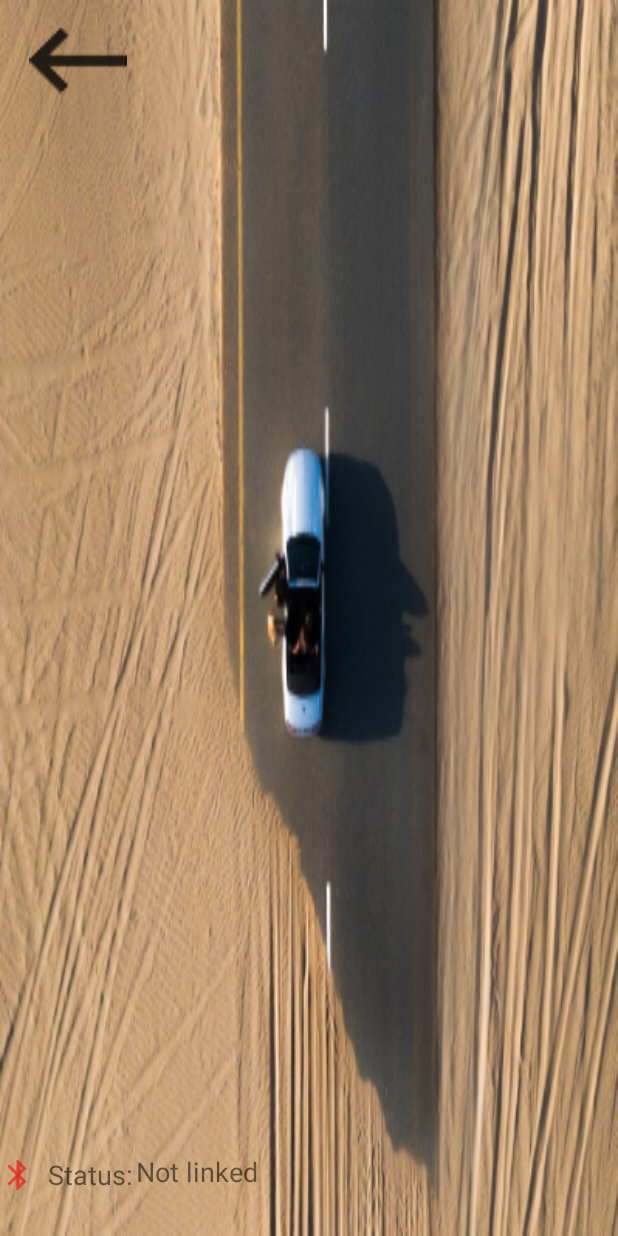
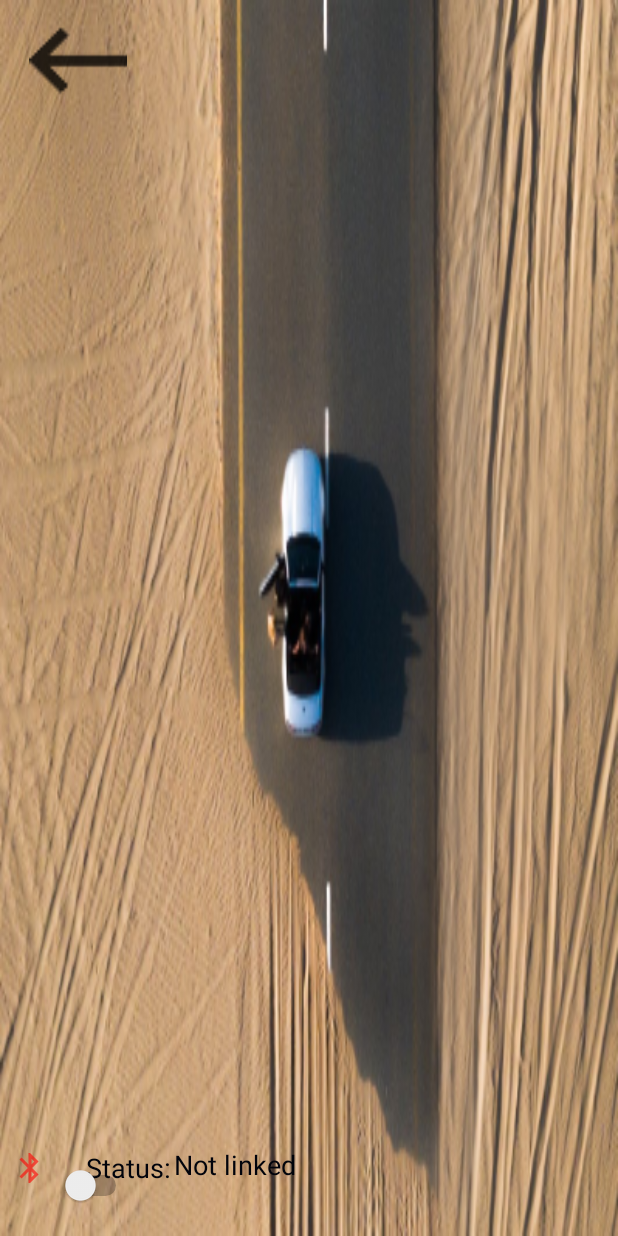
Before and after one commit to d7d8/IDG195-G7-RODRIGUEZ, an Android app: the layout activity_movimientoa.xml on its own in the app's theme, with its tools: preview values and no code run, on a phone screen of 412 x 824 dp. Run offline under Robolectric (Android 15) with nearby library versions, the light colour scheme and no system bars.

Commit message:
Agregados botones para conectar y desconectar el vehiculo

```diff
--- a/BluetoothControllerJB/app/build.gradle
+++ b/BluetoothControllerJB/app/build.gradle
@@ -6,7 +6,7 @@ android {
     compileSdkVersion 28
     defaultConfig {
         applicationId "olea.rodriguez.julio.bluetoothcontrollerjb"
-        minSdkVersion 16
+        minSdkVersion 23
         targetSdkVersion 28
         versionCode 1
         versionName "1.0"
@@ -22,13 +22,13 @@ android {
 
 dependencies {
     implementation fileTree(dir: 'libs', include: ['*.jar'])
-    implementation 'com.android.support:appcompat-v7:28.0.0-alpha1'
+    implementation 'com.android.support:appcompat-v7:28.0.0'
     implementation 'com.android.support.constraint:constraint-layout:1.1.3'
     implementation 'com.android.support:design:28.0.0'
     testImplementation 'junit:junit:4.12'
     androidTestImplementation 'com.android.support.test:runner:1.0.2'
     androidTestImplementation 'com.android.support.test.espresso:espresso-core:3.0.2'
-    compile "org.jetbrains.kotlin:kotlin-stdlib-jdk7:$kotlin_version"
+    implementation "org.jetbrains.kotlin:kotlin-stdlib-jdk7:$kotlin_version"
 }
 repositories {
     mavenCentral()
--- a/BluetoothControllerJB/app/src/main/res/layout/activity_movimientoa.xml
+++ b/BluetoothControllerJB/app/src/main/res/layout/activity_movimientoa.xml
@@ -221,53 +221,63 @@
         android:layout_width="wrap_content"
         android:layout_height="wrap_content"
         android:layout_marginStart="8dp"
-        android:layout_marginLeft="8dp"
         android:layout_marginTop="8dp"
         android:layout_marginEnd="8dp"
-        android:layout_marginRight="8dp"
         android:layout_marginBottom="8dp"
         android:text="Status:"
+        android:textColor="@color/colorPrimary"
         android:textSize="18sp"
         app:layout_constraintBottom_toBottomOf="parent"
         app:layout_constraintEnd_toEndOf="@+id/imageView"
-        app:layout_constraintHorizontal_bias="0.071"
+        app:layout_constraintHorizontal_bias="0.146"
         app:layout_constraintStart_toStartOf="parent"
         app:layout_constraintTop_toTopOf="parent"
-        app:layout_constraintVertical_bias="0.974" />
+        app:layout_constraintVertical_bias="0.968" />
 
     <TextView
         android:id="@+id/txt_stgs_lkd"
         android:layout_width="wrap_content"
         android:layout_height="22dp"
         android:layout_marginStart="2dp"
-        android:layout_marginLeft="2dp"
         android:layout_marginTop="8dp"
         android:layout_marginEnd="8dp"
-        android:layout_marginRight="8dp"
         android:layout_marginBottom="8dp"
         android:text="Not linked"
+        android:textColor="@color/colorPrimary"
         android:textSize="18sp"
         app:layout_constraintBottom_toBottomOf="parent"
         app:layout_constraintEnd_toEndOf="@+id/imageView"
         app:layout_constraintHorizontal_bias="0.0"
         app:layout_constraintStart_toEndOf="@+id/textView"
         app:layout_constraintTop_toTopOf="parent"
-        app:layout_constraintVertical_bias="0.968" />
+        app:layout_constraintVertical_bias="0.962" />
 
     <ImageView
         android:id="@+id/iv_stgs_lkd"
         android:layout_width="wrap_content"
         android:layout_height="wrap_content"
+        android:layout_marginStart="8dp"
+        android:layout_marginTop="8dp"
+        android:layout_marginBottom="8dp"
+        app:layout_constraintBottom_toBottomOf="parent"
+        app:layout_constraintStart_toStartOf="parent"
+        app:layout_constraintTop_toTopOf="parent"
+        app:layout_constraintVertical_bias="0.968"
+        app:srcCompat="@drawable/btinp" />
+
+    <Switch
+        android:id="@+id/switchm"
+        android:layout_width="wrap_content"
+        android:layout_height="25dp"
+        android:layout_marginStart="8dp"
         android:layout_marginTop="8dp"
         android:layout_marginEnd="8dp"
-        android:layout_marginRight="8dp"
-        android:layout_marginBottom="8dp"
+        android:layout_marginBottom="12dp"
         app:layout_constraintBottom_toBottomOf="parent"
         app:layout_constraintEnd_toStartOf="@+id/textView"
-        app:layout_constraintHorizontal_bias="1.0"
-        app:layout_constraintStart_toStartOf="@+id/imageView"
+        app:layout_constraintHorizontal_bias="0.0"
+        app:layout_constraintStart_toEndOf="@+id/iv_stgs_lkd"
         app:layout_constraintTop_toTopOf="parent"
-        app:layout_constraintVertical_bias="0.974"
-        app:srcCompat="@drawable/btinp" />
+        app:layout_constraintVertical_bias="0.99" />
 
 </android.support.constraint.ConstraintLayout>
```
Also changed, not shown: BluetoothControllerJB/app/src/main/java/olea/rodriguez/julio/bluetoothcontrollerjb/Movimiento.kt (+60 -37 lines), BluetoothControllerJB/app/src/main/java/olea/rodriguez/julio/bluetoothcontrollerjb/MovimientoA.kt (+37 -14 lines), BluetoothControllerJB/app/src/main/res/layout/activity_movimiento.xml (+25 -15 lines).
